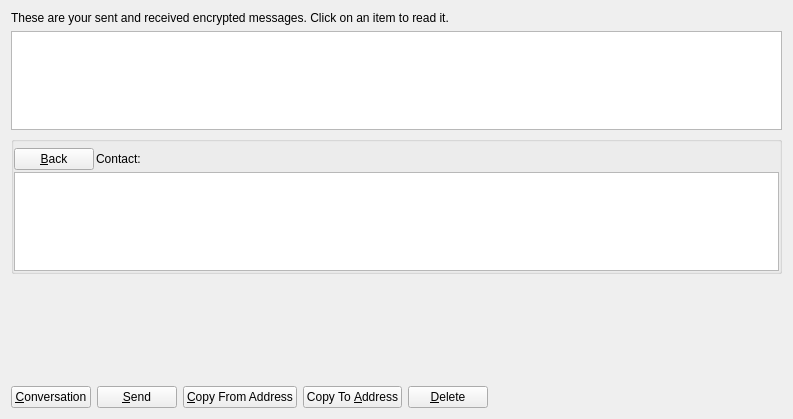
Old version of the form src/qt/forms/messagepage.ui in the repository CryptoCoderz/DigitalNote.
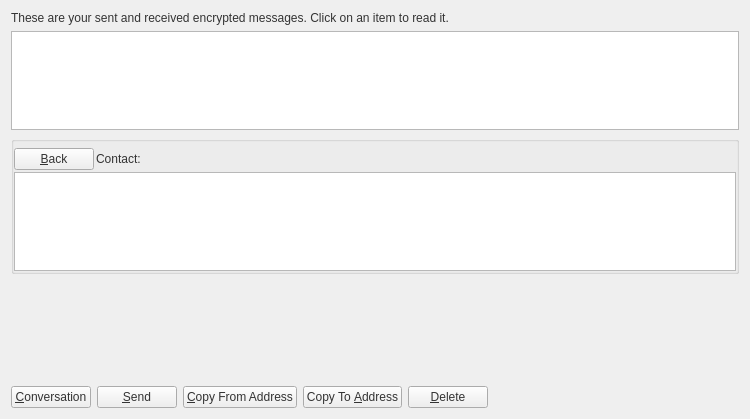
New version of the form. Icons and pictures are not drawn. Custom widgets are drawn as their Qt base class.

Patch:
```diff
--- a/src/qt/forms/messagepage.ui
+++ b/src/qt/forms/messagepage.ui
@@ -6,7 +6,7 @@
    <rect>
     <x>0</x>
     <y>0</y>
-    <width>793</width>
+    <width>750</width>
     <height>419</height>
    </rect>
   </property>
@@ -14,7 +14,7 @@
    <string>Address Book</string>
   </property>
   <property name="styleSheet">
-   <string notr="true"/>
+   <string notr="true">color: rgb(51, 51, 51);</string>
   </property>
   <layout class="QVBoxLayout" name="verticalLayout_2">
    <item>
```
